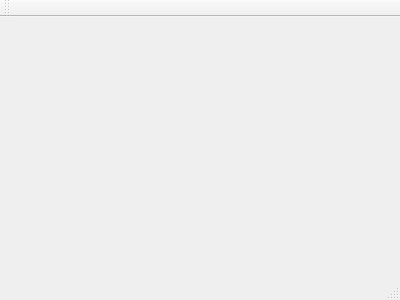
Qt form test_qss/top.ui (sireeprojects/learnqt) before a commit.
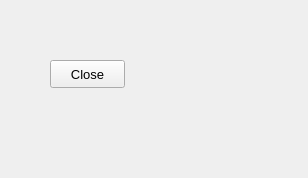
The same form after that commit.

Patch:
```diff
--- a/test_qss/top.ui
+++ b/test_qss/top.ui
@@ -1,24 +1,45 @@
 <ui version="4.0">
  <class>top</class>
- <widget class="QMainWindow" name="top" >
-  <property name="geometry" >
+ <widget class="QMainWindow" name="top">
+  <property name="geometry">
    <rect>
     <x>0</x>
     <y>0</y>
-    <width>400</width>
-    <height>300</height>
+    <width>308</width>
+    <height>178</height>
    </rect>
   </property>
-  <property name="windowTitle" >
+  <property name="font">
+   <font>
+    <pointsize>10</pointsize>
+   </font>
+  </property>
+  <property name="windowTitle">
    <string>top</string>
   </property>
-  <widget class="QMenuBar" name="menuBar" />
-  <widget class="QToolBar" name="mainToolBar" />
-  <widget class="QWidget" name="centralWidget" />
-  <widget class="QStatusBar" name="statusBar" />
+  <widget class="QWidget" name="centralWidget">
+   <widget class="QPushButton" name="pushButton">
+    <property name="geometry">
+     <rect>
+      <x>50</x>
+      <y>60</y>
+      <width>75</width>
+      <height>28</height>
+     </rect>
+    </property>
+    <property name="maximumSize">
+     <size>
+      <width>16777215</width>
+      <height>28</height>
+     </size>
+    </property>
+    <property name="text">
+     <string>Close</string>
+    </property>
+   </widget>
+  </widget>
  </widget>
- <layoutDefault spacing="6" margin="11" />
- <pixmapfunction></pixmapfunction>
+ <layoutdefault spacing="6" margin="11"/>
  <resources/>
  <connections/>
 </ui>
```
Left out of the diff: 1 changed line with no effect on the pictures.
